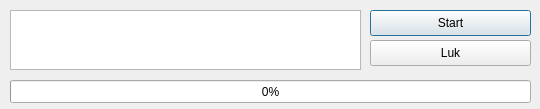
The window that buildtools/ui/get_customers_http_dialog.ui (fhdk/eordre2) describes before a commit, drawn with Qt 5.
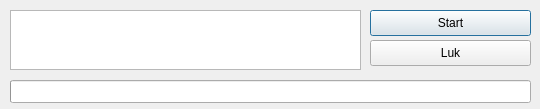
The same window after the commit.

Diff of the .ui file:
```diff
--- a/buildtools/ui/get_customers_http_dialog.ui
+++ b/buildtools/ui/get_customers_http_dialog.ui
@@ -35,6 +35,9 @@
             <property name="value">
                 <number>0</number>
             </property>
+            <property name="format">
+                <string/>
+            </property>
         </widget>
         <widget class="QPushButton" name="buttonStart">
             <property name="geometry">
```
